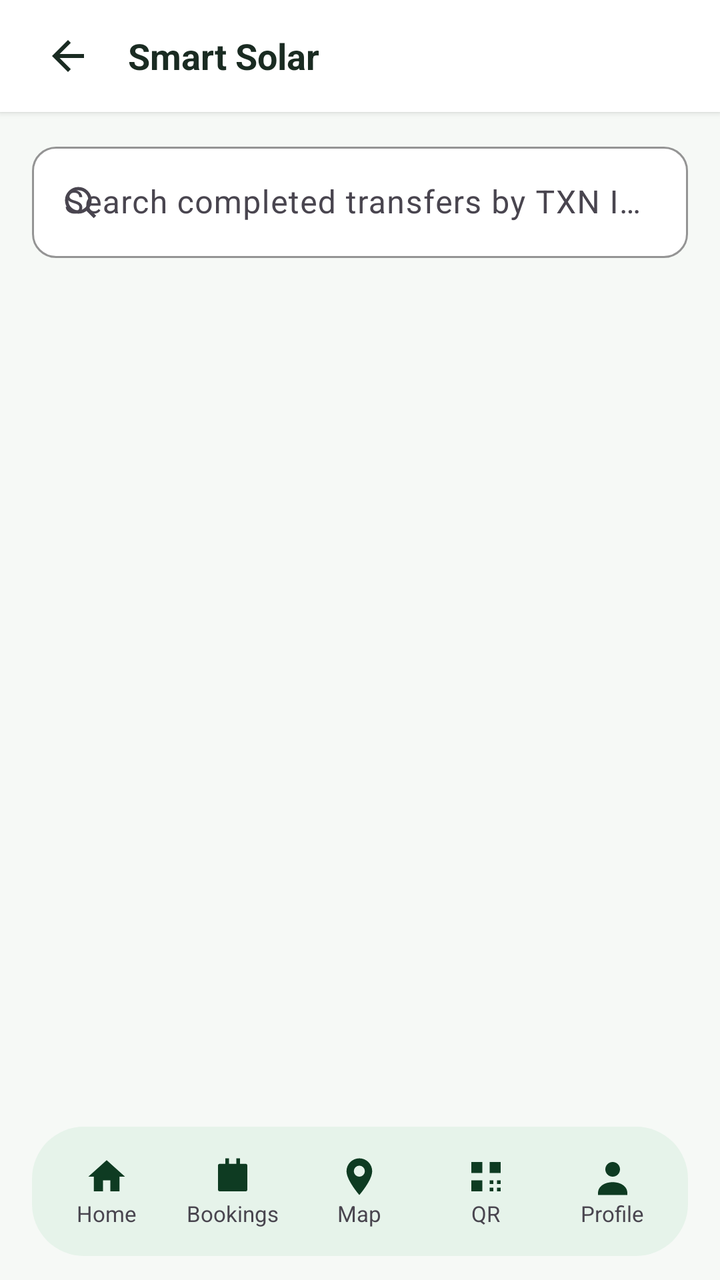
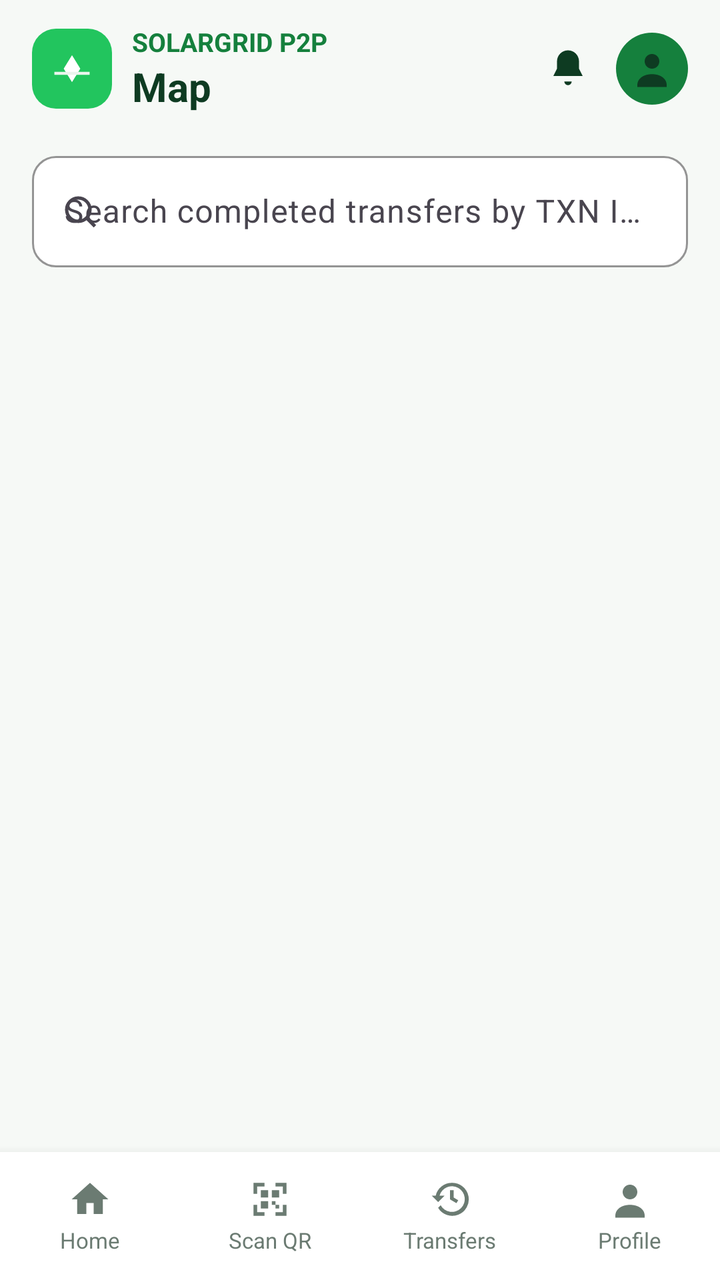

Screens rendered from an Android XML layout before and after an edit, with the pre-edit source and the edit as a unified diff.
<!-- AndroidManifest.xml: application theme Theme.SmartSolar -->
<!-- res/layout/activity_completed_transactions.xml -->
<?xml version="1.0" encoding="utf-8"?>
<LinearLayout xmlns:android="http://schemas.android.com/apk/res/android"
    xmlns:app="http://schemas.android.com/apk/res-auto"
    android:layout_width="match_parent"
    android:layout_height="match_parent"
    android:background="@color/solar_bg"
    android:orientation="vertical">

    <include layout="@layout/include_screen_header" />

    <LinearLayout
        android:layout_width="match_parent"
        android:layout_height="wrap_content"
        android:paddingHorizontal="16dp"
        android:paddingTop="12dp">

        <com.google.android.material.textfield.TextInputLayout
            android:layout_width="match_parent"
            android:layout_height="wrap_content"
            android:hint="Search completed transfers by TXN ID or Node…"
            app:boxBackgroundColor="@color/solar_card"
            app:boxCornerRadiusBottomEnd="12dp"
            app:boxCornerRadiusBottomStart="12dp"
            app:boxCornerRadiusTopEnd="12dp"
            app:boxCornerRadiusTopStart="12dp"
            app:boxStrokeColor="@color/solar_green"
            app:startIconDrawable="@drawable/ic_search">

            <com.google.android.material.textfield.TextInputEditText
                android:id="@+id/txnSearchInput"
                android:layout_width="match_parent"
                android:layout_height="wrap_content"
                android:inputType="text" />
        </com.google.android.material.textfield.TextInputLayout>
    </LinearLayout>

    <TextView
        android:id="@+id/emptyTxnText"
        android:layout_width="match_parent"
        android:layout_height="wrap_content"
        android:layout_marginTop="32dp"
        android:gravity="center"
        android:text="No completed transactions found."
        android:textColor="@color/solar_muted"
        android:textSize="14sp"
        android:visibility="gone" />

    <androidx.recyclerview.widget.RecyclerView
        android:id="@+id/completedTxnRecyclerView"
        android:layout_width="match_parent"
        android:layout_height="0dp"
        android:layout_marginTop="10dp"
        android:layout_weight="1"
        android:clipToPadding="false"
        android:paddingBottom="12dp" />

    <include layout="@layout/include_bottom_nav" />
</LinearLayout>
<!-- res/layout/include_screen_header.xml (included above) -->
<?xml version="1.0" encoding="utf-8"?>
<LinearLayout xmlns:android="http://schemas.android.com/apk/res/android"
    xmlns:app="http://schemas.android.com/apk/res-auto"
    android:id="@+id/screenHeaderLayout"
    android:layout_width="match_parent"
    android:layout_height="56dp"
    android:background="@color/solar_surface"
    android:elevation="2dp"
    android:gravity="center_vertical"
    android:orientation="horizontal"
    android:paddingHorizontal="16dp">

    <ImageView
        android:id="@+id/btnBack"
        android:layout_width="36dp"
        android:layout_height="36dp"
        android:background="?attr/selectableItemBackgroundBorderless"
        android:clickable="true"
        android:contentDescription="Back"
        android:focusable="true"
        android:padding="6dp"
        android:src="@drawable/ic_arrow_back"
        app:tint="@color/solar_text" />

    <TextView
        android:id="@+id/headerTitle"
        android:layout_width="0dp"
        android:layout_height="wrap_content"
        android:layout_marginStart="12dp"
        android:layout_weight="1"
        android:text="Smart Solar"
        android:textColor="@color/solar_text"
        android:textSize="18sp"
        android:textStyle="bold" />
</LinearLayout>
<!-- res/layout/include_bottom_nav.xml (included above) -->
<?xml version="1.0" encoding="utf-8"?>
<LinearLayout xmlns:android="http://schemas.android.com/apk/res/android"
    android:layout_width="match_parent"
    android:layout_height="wrap_content"
    android:orientation="vertical"
    android:paddingLeft="16dp"
    android:paddingRight="16dp"
    android:paddingTop="6dp"
    android:paddingBottom="12dp">

    <LinearLayout
        android:layout_width="match_parent"
        android:layout_height="wrap_content"
        android:background="@drawable/bg_nav_bar"
        android:gravity="center"
        android:orientation="horizontal"
        android:padding="6dp">

        <LinearLayout
            android:id="@+id/nav_home"
            android:layout_width="0dp"
            android:layout_height="wrap_content"
            android:layout_weight="1"
            android:clickable="true"
            android:focusable="true"
            android:gravity="center"
            android:orientation="vertical"
            android:paddingTop="8dp"
            android:paddingBottom="8dp">

            <ImageView
                android:id="@+id/nav_home_icon"
                android:layout_width="22dp"
                android:layout_height="22dp"
                android:src="@drawable/ic_nav_home" />

            <TextView
                android:id="@+id/nav_home_label"
                android:layout_width="wrap_content"
                android:layout_height="wrap_content"
                android:text="@string/tab_home"
                android:textSize="11sp" />
        </LinearLayout>

        <LinearLayout
            android:id="@+id/nav_bookings"
            android:layout_width="0dp"
            android:layout_height="wrap_content"
            android:layout_weight="1"
            android:clickable="true"
            android:focusable="true"
            android:gravity="center"
            android:orientation="vertical"
            android:paddingTop="8dp"
            android:paddingBottom="8dp">

            <ImageView
                android:id="@+id/nav_bookings_icon"
                android:layout_width="22dp"
                android:layout_height="22dp"
                android:src="@drawable/ic_nav_book" />

            <TextView
                android:id="@+id/nav_bookings_label"
                android:layout_width="wrap_content"
                android:layout_height="wrap_content"
                android:text="@string/tab_bookings"
                android:textSize="11sp" />
        </LinearLayout>

        <LinearLayout
            android:id="@+id/nav_map"
            android:layout_width="0dp"
            android:layout_height="wrap_content"
            android:layout_weight="1"
            android:clickable="true"
            android:focusable="true"
            android:gravity="center"
            android:orientation="vertical"
            android:paddingTop="8dp"
            android:paddingBottom="8dp">

            <ImageView
                android:id="@+id/nav_map_icon"
                android:layout_width="22dp"
                android:layout_height="22dp"
                android:src="@drawable/ic_nav_map" />

            <TextView
                android:id="@+id/nav_map_label"
                android:layout_width="wrap_content"
                android:layout_height="wrap_content"
                android:text="@string/tab_map"
                android:textSize="11sp" />
        </LinearLayout>

        <LinearLayout
            android:id="@+id/nav_qr"
            android:layout_width="0dp"
            android:layout_height="wrap_content"
            android:layout_weight="1"
            android:clickable="true"
            android:focusable="true"
            android:gravity="center"
            android:orientation="vertical"
            android:paddingTop="8dp"
            android:paddingBottom="8dp">

            <ImageView
                android:id="@+id/nav_qr_icon"
                android:layout_width="22dp"
                android:layout_height="22dp"
                android:src="@drawable/ic_nav_qr" />

            <TextView
                android:id="@+id/nav_qr_label"
                android:layout_width="wrap_content"
                android:layout_height="wrap_content"
                android:text="@string/tab_qr"
                android:textSize="11sp" />
        </LinearLayout>

        <LinearLayout
            android:id="@+id/nav_profile"
            android:layout_width="0dp"
            android:layout_height="wrap_content"
            android:layout_weight="1"
            android:clickable="true"
            android:focusable="true"
            android:gravity="center"
            android:orientation="vertical"
            android:paddingTop="8dp"
            android:paddingBottom="8dp">

            <ImageView
                android:id="@+id/nav_profile_icon"
                android:layout_width="22dp"
                android:layout_height="22dp"
                android:src="@drawable/ic_nav_user" />

            <TextView
                android:id="@+id/nav_profile_label"
                android:layout_width="wrap_content"
                android:layout_height="wrap_content"
                android:text="@string/tab_profile"
                android:textSize="11sp" />
        </LinearLayout>
    </LinearLayout>
</LinearLayout>
<!-- resources referenced by this layout -->
<resources>
  <color name="solar_bg">#F6F9F6</color>
  <color name="solar_card">#FFFFFF</color>
  <color name="solar_green">#1B9E57</color>
  <color name="solar_muted">#6B7B72</color>
  <color name="solar_surface">#FFFFFF</color>
  <color name="solar_text">#1A2B22</color>
  <!-- drawable bg_nav_bar (drawable) -->
  <?xml version="1.0" encoding="utf-8"?>
  <shape xmlns:android="http://schemas.android.com/apk/res/android" android:shape="rectangle">
      <corners android:radius="26dp" />
      <solid android:color="@color/node_nav" />
  </shape>
  <!-- drawable ic_arrow_back (drawable) -->
  <?xml version="1.0" encoding="utf-8"?>
  <vector xmlns:android="http://schemas.android.com/apk/res/android"
      android:width="24dp"
      android:height="24dp"
      android:viewportWidth="24"
      android:viewportHeight="24">
  
      <path
          android:fillColor="#000000"
          android:pathData="M20,11H7.83L13.42,5.41L12,4L4,12L12,20L13.41,18.59L7.83,13H20V11Z" />
  
  </vector>
  <!-- drawable ic_nav_book (drawable) -->
  <?xml version="1.0" encoding="utf-8"?>
  <vector xmlns:android="http://schemas.android.com/apk/res/android"
      android:width="22dp" android:height="22dp"
      android:viewportWidth="24" android:viewportHeight="24">
      <path
          android:fillColor="#0E3B22"
          android:pathData="M5,5h14a1,1 0 0,1 1,1v13a1,1 0 0,1 -1,1H5a1,1 0 0,1 -1,-1V6a1,1 0 0,1 1,-1z M4,10h16v2H4z M8,2h2v4H8z M14,2h2v4h-2z" />
  </vector>
  <!-- drawable ic_nav_home (drawable) -->
  <?xml version="1.0" encoding="utf-8"?>
  <vector xmlns:android="http://schemas.android.com/apk/res/android"
      android:width="22dp" android:height="22dp"
      android:viewportWidth="24" android:viewportHeight="24">
      <path
          android:fillColor="#0E3B22"
          android:pathData="M12,3L2,12h3v8h5v-6h4v6h5v-8h3z" />
  </vector>
  <!-- drawable ic_nav_map (drawable) -->
  <?xml version="1.0" encoding="utf-8"?>
  <vector xmlns:android="http://schemas.android.com/apk/res/android"
      android:width="22dp" android:height="22dp"
      android:viewportWidth="24" android:viewportHeight="24">
      <path
          android:fillColor="#0E3B22"
          android:pathData="M12,2a7,7 0 0,0 -7,7c0,5 7,13 7,13s7,-8 7,-13a7,7 0 0,0 -7,-7z M12,12a3,3 0 1,1 0,-6 3,3 0 0,1 0,6z" />
  </vector>
  <!-- drawable ic_nav_qr (drawable) -->
  <?xml version="1.0" encoding="utf-8"?>
  <vector xmlns:android="http://schemas.android.com/apk/res/android"
      android:width="22dp" android:height="22dp"
      android:viewportWidth="24" android:viewportHeight="24">
      <path
          android:fillColor="#0E3B22"
          android:pathData="M4,4h6v6H4z M14,4h6v6h-6z M4,14h6v6H4z M14,14h2v2h-2z M18,14h2v2h-2z M14,18h2v2h-2z M18,18h2v2h-2z" />
  </vector>
  <string name="tab_bookings">Bookings</string>
  <string name="tab_home">Home</string>
  <string name="tab_map">Map</string>
  <string name="tab_profile">Profile</string>
  <string name="tab_qr">QR</string>
  <style name="Theme.SmartSolar" parent="Theme.Material3.DayNight.NoActionBar">
          <item name="colorPrimary">@color/solar_green</item>
          <item name="colorOnPrimary">@android:color/white</item>
          <item name="colorSecondary">@color/solar_blue</item>
          <item name="android:windowBackground">@color/solar_bg</item>
      </style>
  <color name="node_nav">#E6F3EA</color>
  <color name="solar_blue">#1B7FBF</color>
  <!-- unchanged entries left out for length: 2 -->
</resources>

<!-- the commit's change to res/layout/activity_completed_transactions.xml (unified diff, before → after) -->
@@ -6,7 +6,7 @@
     android:background="@color/solar_bg"
     android:orientation="vertical">
 
-    <include layout="@layout/include_screen_header" />
+    <include layout="@layout/include_app_header" />
 
     <LinearLayout
         android:layout_width="match_parent"
@@ -54,191 +54,196 @@
         android:clipToPadding="false"
         android:paddingBottom="12dp" />
 
-    <include layout="@layout/include_bottom_nav" />
+    <include layout="@layout/include_operator_bottom_nav" />
 </LinearLayout>
-<!-- res/layout/include_screen_header.xml (included above) -->
-<?xml version="1.0" encoding="utf-8"?>
-<LinearLayout xmlns:android="http://schemas.android.com/apk/res/android"
-    xmlns:app="http://schemas.android.com/apk/res-auto"
-    android:id="@+id/screenHeaderLayout"
-    android:layout_width="match_parent"
-    android:layout_height="56dp"
-    android:background="@color/solar_surface"
-    android:elevation="2dp"
-    android:gravity="center_vertical"
-    android:orientation="horizontal"
-    android:paddingHorizontal="16dp">
-
-    <ImageView
-        android:id="@+id/btnBack"
-        android:layout_width="36dp"
-        android:layout_height="36dp"
-        android:background="?attr/selectableItemBackgroundBorderless"
-        android:clickable="true"
-        android:contentDescription="Back"
-        android:focusable="true"
-        android:padding="6dp"
-        android:src="@drawable/ic_arrow_back"
-        app:tint="@color/solar_text" />
-
-    <TextView
-        android:id="@+id/headerTitle"
-        android:layout_width="0dp"
-        android:layout_height="wrap_content"
-        android:layout_marginStart="12dp"
-        android:layout_weight="1"
-        android:text="Smart Solar"
-        android:textColor="@color/solar_text"
-        android:textSize="18sp"
-        android:textStyle="bold" />
-</LinearLayout>
-<!-- res/layout/include_bottom_nav.xml (included above) -->
+<!-- res/layout/include_app_header.xml (included above) -->
 <?xml version="1.0" encoding="utf-8"?>
 <LinearLayout xmlns:android="http://schemas.android.com/apk/res/android"
     android:layout_width="match_parent"
     android:layout_height="wrap_content"
-    android:orientation="vertical"
+    android:gravity="center_vertical"
+    android:orientation="horizontal"
     android:paddingLeft="16dp"
     android:paddingRight="16dp"
-    android:paddingTop="6dp"
-    android:paddingBottom="12dp">
-
-    <LinearLayout
-        android:layout_width="match_parent"
+    android:paddingTop="12dp"
+    android:paddingBottom="4dp">
+
+    <ImageView
+        android:layout_width="40dp"
+        android:layout_height="40dp"
+        android:background="@drawable/bg_node_logo"
+        android:contentDescription="@string/brand_title"
+        android:padding="6dp"
+        android:src="@drawable/ic_solar" />
+
+    <LinearLayout
+        android:layout_width="0dp"
         android:layout_height="wrap_content"
-        android:background="@drawable/bg_nav_bar"
-        android:gravity="center"
-        android:orientation="horizontal"
-        android:padding="6dp">
-
-        <LinearLayout
-            android:id="@+id/nav_home"
-            android:layout_width="0dp"
-            android:layout_height="wrap_content"
-            android:layout_weight="1"
-            android:clickable="true"
-            android:focusable="true"
-            android:gravity="center"
-            android:orientation="vertical"
-            android:paddingTop="8dp"
-            android:paddingBottom="8dp">
-
-            <ImageView
-                android:id="@+id/nav_home_icon"
-                android:layout_width="22dp"
-                android:layout_height="22dp"
-                android:src="@drawable/ic_nav_home" />
-
-            <TextView
-                android:id="@+id/nav_home_label"
-                android:layout_width="wrap_content"
-                android:layout_height="wrap_content"
-                android:text="@string/tab_home"
-                android:textSize="11sp" />
-        </LinearLayout>
-
-        <LinearLayout
-            android:id="@+id/nav_bookings"
-            android:layout_width="0dp"
-            android:layout_height="wrap_content"
-            android:layout_weight="1"
-            android:clickable="true"
-            android:focusable="true"
-            android:gravity="center"
-            android:orientation="vertical"
-            android:paddingTop="8dp"
-            android:paddingBottom="8dp">
-
-            <ImageView
-                android:id="@+id/nav_bookings_icon"
-                android:layout_width="22dp"
-                android:layout_height="22dp"
-                android:src="@drawable/ic_nav_book" />
-
-            <TextView
-                android:id="@+id/nav_bookings_label"
-                android:layout_width="wrap_content"
-                android:layout_height="wrap_content"
-                android:text="@string/tab_bookings"
-                android:textSize="11sp" />
-        </LinearLayout>
-
-        <LinearLayout
-            android:id="@+id/nav_map"
-            android:layout_width="0dp"
-            android:layout_height="wrap_content"
-            android:layout_weight="1"
-            android:clickable="true"
-            android:focusable="true"
-            android:gravity="center"
-            android:orientation="vertical"
-            android:paddingTop="8dp"
-            android:paddingBottom="8dp">
-
-            <ImageView
-                android:id="@+id/nav_map_icon"
-                android:layout_width="22dp"
-                android:layout_height="22dp"
-                android:src="@drawable/ic_nav_map" />
-
-            <TextView
-                android:id="@+id/nav_map_label"
-                android:layout_width="wrap_content"
-                android:layout_height="wrap_content"
-                android:text="@string/tab_map"
-                android:textSize="11sp" />
-        </LinearLayout>
-
-        <LinearLayout
-            android:id="@+id/nav_qr"
-            android:layout_width="0dp"
-            android:layout_height="wrap_content"
-            android:layout_weight="1"
-            android:clickable="true"
-            android:focusable="true"
-            android:gravity="center"
-            android:orientation="vertical"
-            android:paddingTop="8dp"
-            android:paddingBottom="8dp">
-
-            <ImageView
-                android:id="@+id/nav_qr_icon"
-                android:layout_width="22dp"
-                android:layout_height="22dp"
-                android:src="@drawable/ic_nav_qr" />
-
-            <TextView
-                android:id="@+id/nav_qr_label"
-                android:layout_width="wrap_content"
-                android:layout_height="wrap_content"
-                android:text="@string/tab_qr"
-                android:textSize="11sp" />
-        </LinearLayout>
-
-        <LinearLayout
-            android:id="@+id/nav_profile"
-            android:layout_width="0dp"
-            android:layout_height="wrap_content"
-            android:layout_weight="1"
-            android:clickable="true"
-            android:focusable="true"
-            android:gravity="center"
-            android:orientation="vertical"
-            android:paddingTop="8dp"
-            android:paddingBottom="8dp">
-
-            <ImageView
-                android:id="@+id/nav_profile_icon"
-                android:layout_width="22dp"
-                android:layout_height="22dp"
-                android:src="@drawable/ic_nav_user" />
-
-            <TextView
-                android:id="@+id/nav_profile_label"
-                android:layout_width="wrap_content"
-                android:layout_height="wrap_content"
-                android:text="@string/tab_profile"
-                android:textSize="11sp" />
-        </LinearLayout>
-    </LinearLayout>
+        android:layout_weight="1"
+        android:layout_marginLeft="10dp"
+        android:orientation="vertical">
+
+        <TextView
+            android:layout_width="wrap_content"
+            android:layout_height="wrap_content"
+            android:text="@string/brand_title"
+            android:textColor="@color/node_green_dark"
+            android:textSize="13sp"
+            android:textStyle="bold" />
+
+        <TextView
+            android:id="@+id/header_title"
+            android:layout_width="wrap_content"
+            android:layout_height="wrap_content"
+            android:text="@string/tab_map"
+            android:textColor="@color/node_ink"
+            android:textSize="20sp"
+            android:textStyle="bold" />
+    </LinearLayout>
+
+    <ImageButton
+        android:id="@+id/header_bell"
+        android:layout_width="40dp"
+        android:layout_height="40dp"
+        android:background="?attr/selectableItemBackgroundBorderless"
+        android:contentDescription="Notifications"
+        android:src="@drawable/ic_bell" />
+
+    <ImageView
+        android:id="@+id/header_avatar"
+        android:layout_width="36dp"
+        android:layout_height="36dp"
+        android:layout_marginLeft="4dp"
+        android:background="@drawable/bg_avatar"
+        android:contentDescription="@string/tab_profile"
+        android:padding="7dp"
+        android:src="@drawable/ic_nav_user" />
 </LinearLayout>
+<!-- res/layout/include_operator_bottom_nav.xml (included above) -->
+<?xml version="1.0" encoding="utf-8"?>
+<LinearLayout xmlns:android="http://schemas.android.com/apk/res/android"
+    xmlns:app="http://schemas.android.com/apk/res-auto"
+    android:id="@+id/operatorBottomNav"
+    android:layout_width="match_parent"
+    android:layout_height="64dp"
+    android:background="@color/solar_card"
+    android:elevation="8dp"
+    android:gravity="center_vertical"
+    android:orientation="horizontal">
+
+    
+    <LinearLayout
+        android:id="@+id/opNavHome"
+        android:layout_width="0dp"
+        android:layout_height="match_parent"
+        android:layout_weight="1"
+        android:background="?attr/selectableItemBackground"
+        android:clickable="true"
+        android:focusable="true"
+        android:gravity="center"
+        android:orientation="vertical">
+
+        <ImageView
+            android:id="@+id/opIconHome"
+            android:layout_width="22dp"
+            android:layout_height="22dp"
+            android:src="@drawable/ic_nav_home"
+            app:tint="@color/solar_muted" />
+
+        <TextView
+            android:id="@+id/opTextHome"
+            android:layout_width="wrap_content"
+            android:layout_height="wrap_content"
+            android:layout_marginTop="2dp"
+            android:text="@string/tab_home"
+            android:textColor="@color/solar_muted"
+            android:textSize="11sp" />
+    </LinearLayout>
+
+    
+    <LinearLayout
+        android:id="@+id/opNavScan"
+        android:layout_width="0dp"
+        android:layout_height="match_parent"
+        android:layout_weight="1"
+        android:background="?attr/selectableItemBackground"
+        android:clickable="true"
+        android:focusable="true"
+        android:gravity="center"
+        android:orientation="vertical">
+
+        <ImageView
+            android:id="@+id/opIconScan"
+            android:layout_width="22dp"
+            android:layout_height="22dp"
+            android:src="@drawable/ic_scan"
+            app:tint="@color/solar_muted" />
+
+        <TextView
+            android:id="@+id/opTextScan"
+            android:layout_width="wrap_content"
+            android:layout_height="wrap_content"
+            android:layout_marginTop="2dp"
+            android:text="@string/tab_scan"
+            android:textColor="@color/solar_muted"
+            android:textSize="11sp" />
+    </LinearLayout>
+
+    
+    <LinearLayout
+        android:id="@+id/opNavTransfers"
+        android:layout_width="0dp"
+        android:layout_height="match_parent"
+        android:layout_weight="1"
+        android:background="?attr/selectableItemBackground"
+        android:clickable="true"
+        android:focusable="true"
+        android:gravity="center"
+        android:orientation="vertical">
+
+        <ImageView
+            android:id="@+id/opIconTransfers"
+            android:layout_width="22dp"
+            android:layout_height="22dp"
+            android:src="@drawable/ic_history"
+            app:tint="@color/solar_muted" />
+
+        <TextView
+            android:id="@+id/opTextTransfers"
+            android:layout_width="wrap_content"
+            android:layout_height="wrap_content"
+            android:layout_marginTop="2dp"
+            android:text="@string/tab_transactions"
+            android:textColor="@color/solar_muted"
+            android:textSize="11sp" />
+    </LinearLayout>
+
+    
+    <LinearLayout
+        android:id="@+id/opNavProfile"
+        android:layout_width="0dp"
+        android:layout_height="match_parent"
+        android:layout_weight="1"
+        android:background="?attr/selectableItemBackground"
+        android:clickable="true"
+        android:focusable="true"
+        android:gravity="center"
+        android:orientation="vertical">
+
+        <ImageView
+            android:id="@+id/opIconProfile"
+            android:layout_width="22dp"
+            android:layout_height="22dp"
+            android:src="@drawable/ic_nav_user"
+            app:tint="@color/solar_muted" />
+
+        <TextView
+            android:id="@+id/opTextProfile"
+            android:layout_width="wrap_content"
+            android:layout_height="wrap_content"
+            android:layout_marginTop="2dp"
+            android:text="@string/tab_profile"
+            android:textColor="@color/solar_muted"
+            android:textSize="11sp" />
+    </LinearLayout>
+</LinearLayout>
<!-- resource entries referenced after the edit -->
@@ -1,18 +1,32 @@
 <!-- resources referenced by this layout -->
 <resources>
+  <color name="node_green_dark">#15803D</color>
+  <color name="node_ink">#0E3B22</color>
   <color name="solar_bg">#F6F9F6</color>
   <color name="solar_card">#FFFFFF</color>
   <color name="solar_green">#1B9E57</color>
   <color name="solar_muted">#6B7B72</color>
-  <color name="solar_surface">#FFFFFF</color>
-  <color name="solar_text">#1A2B22</color>
-  <!-- drawable bg_nav_bar (drawable) -->
+  <!-- drawable bg_avatar (drawable) -->
+  <?xml version="1.0" encoding="utf-8"?>
+  <shape xmlns:android="http://schemas.android.com/apk/res/android" android:shape="oval">
+      <solid android:color="@color/node_green_dark" />
+  </shape>
+  <!-- drawable bg_node_logo (drawable) -->
   <?xml version="1.0" encoding="utf-8"?>
   <shape xmlns:android="http://schemas.android.com/apk/res/android" android:shape="rectangle">
-      <corners android:radius="26dp" />
-      <solid android:color="@color/node_nav" />
+      <corners android:radius="12dp" />
+      <solid android:color="@color/node_green" />
   </shape>
-  <!-- drawable ic_arrow_back (drawable) -->
+  <!-- drawable ic_bell (drawable) -->
+  <?xml version="1.0" encoding="utf-8"?>
+  <vector xmlns:android="http://schemas.android.com/apk/res/android"
+      android:width="22dp" android:height="22dp"
+      android:viewportWidth="24" android:viewportHeight="24">
+      <path
+          android:fillColor="#0E3B22"
+          android:pathData="M12,2a6,6 0 0,0 -6,6v4l-2,4h16l-2,-4V8a6,6 0 0,0 -6,-6z M10,19a2,2 0 0,0 4,0z" />
+  </vector>
+  <!-- drawable ic_history (drawable) -->
   <?xml version="1.0" encoding="utf-8"?>
   <vector xmlns:android="http://schemas.android.com/apk/res/android"
       android:width="24dp"
@@ -22,17 +36,8 @@
   
       <path
           android:fillColor="#000000"
-          android:pathData="M20,11H7.83L13.42,5.41L12,4L4,12L12,20L13.41,18.59L7.83,13H20V11Z" />
+          android:pathData="M13,3A9,9 0,0 0,4.2 10H2L5.5,13.5L9,10H6.3A7,7 0,1 1,6.9 15.2L5.5,16.6A9,9 0,1 0,13,3M12,7V12L15.5,14.1L16.5,12.5L14,11V7H12Z" />
   
-  </vector>
-  <!-- drawable ic_nav_book (drawable) -->
-  <?xml version="1.0" encoding="utf-8"?>
-  <vector xmlns:android="http://schemas.android.com/apk/res/android"
-      android:width="22dp" android:height="22dp"
-      android:viewportWidth="24" android:viewportHeight="24">
-      <path
-          android:fillColor="#0E3B22"
-          android:pathData="M5,5h14a1,1 0 0,1 1,1v13a1,1 0 0,1 -1,1H5a1,1 0 0,1 -1,-1V6a1,1 0 0,1 1,-1z M4,10h16v2H4z M8,2h2v4H8z M14,2h2v4h-2z" />
   </vector>
   <!-- drawable ic_nav_home (drawable) -->
   <?xml version="1.0" encoding="utf-8"?>
@@ -43,36 +48,40 @@
           android:fillColor="#0E3B22"
           android:pathData="M12,3L2,12h3v8h5v-6h4v6h5v-8h3z" />
   </vector>
-  <!-- drawable ic_nav_map (drawable) -->
+  <!-- drawable ic_scan (drawable) -->
   <?xml version="1.0" encoding="utf-8"?>
   <vector xmlns:android="http://schemas.android.com/apk/res/android"
-      android:width="22dp" android:height="22dp"
-      android:viewportWidth="24" android:viewportHeight="24">
+      android:width="24dp"
+      android:height="24dp"
+      android:viewportWidth="24"
+      android:viewportHeight="24">
+  
       <path
-          android:fillColor="#0E3B22"
-          android:pathData="M12,2a7,7 0 0,0 -7,7c0,5 7,13 7,13s7,-8 7,-13a7,7 0 0,0 -7,-7z M12,12a3,3 0 1,1 0,-6 3,3 0 0,1 0,6z" />
+          android:fillColor="#000000"
+          android:pathData="M3,3h6v2H5v4H3V3zM15,3h6v6h-2V5h-4V3zM3,15h2v4h4v2H3v-6zM19,15h2v6h-6v-2h4v-4zM7,7h4v4H7V7zM13,7h4v4h-4V7zM7,13h4v4H7v-4zM13,13h2v2h-2v-2zM15,15h2v2h-2v-2z" />
+  
   </vector>
-  <!-- drawable ic_nav_qr (drawable) -->
+  <!-- drawable ic_solar (drawable) -->
   <?xml version="1.0" encoding="utf-8"?>
   <vector xmlns:android="http://schemas.android.com/apk/res/android"
-      android:width="22dp" android:height="22dp"
-      android:viewportWidth="24" android:viewportHeight="24">
-      <path
-          android:fillColor="#0E3B22"
-          android:pathData="M4,4h6v6H4z M14,4h6v6h-6z M4,14h6v6H4z M14,14h2v2h-2z M18,14h2v2h-2z M14,18h2v2h-2z M18,18h2v2h-2z" />
+      android:width="108dp" android:height="108dp"
+      android:viewportWidth="108" android:viewportHeight="108">
+      <path android:fillColor="#FFFFFF" android:pathData="M54,28 L70,54 L54,80 L38,54 Z" />
+      <path android:fillColor="#EAF5ED" android:pathData="M20,60 h68 v6 h-68 Z" />
   </vector>
-  <string name="tab_bookings">Bookings</string>
+  <string name="brand_title">SOLARGRID P2P</string>
   <string name="tab_home">Home</string>
   <string name="tab_map">Map</string>
   <string name="tab_profile">Profile</string>
-  <string name="tab_qr">QR</string>
+  <string name="tab_scan">Scan QR</string>
+  <string name="tab_transactions">Transfers</string>
   <style name="Theme.SmartSolar" parent="Theme.Material3.DayNight.NoActionBar">
           <item name="colorPrimary">@color/solar_green</item>
           <item name="colorOnPrimary">@android:color/white</item>
           <item name="colorSecondary">@color/solar_blue</item>
           <item name="android:windowBackground">@color/solar_bg</item>
       </style>
-  <color name="node_nav">#E6F3EA</color>
+  <color name="node_green">#22C55E</color>
   <color name="solar_blue">#1B7FBF</color>
   <!-- unchanged entries left out for length: 2 -->
 </resources>
